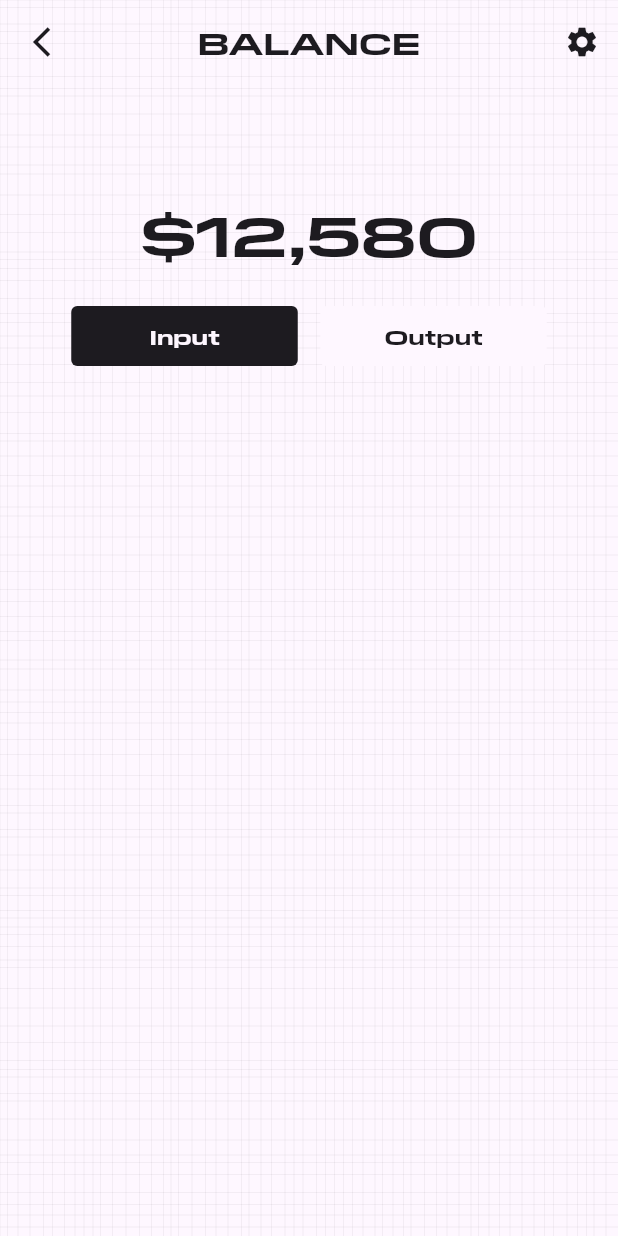
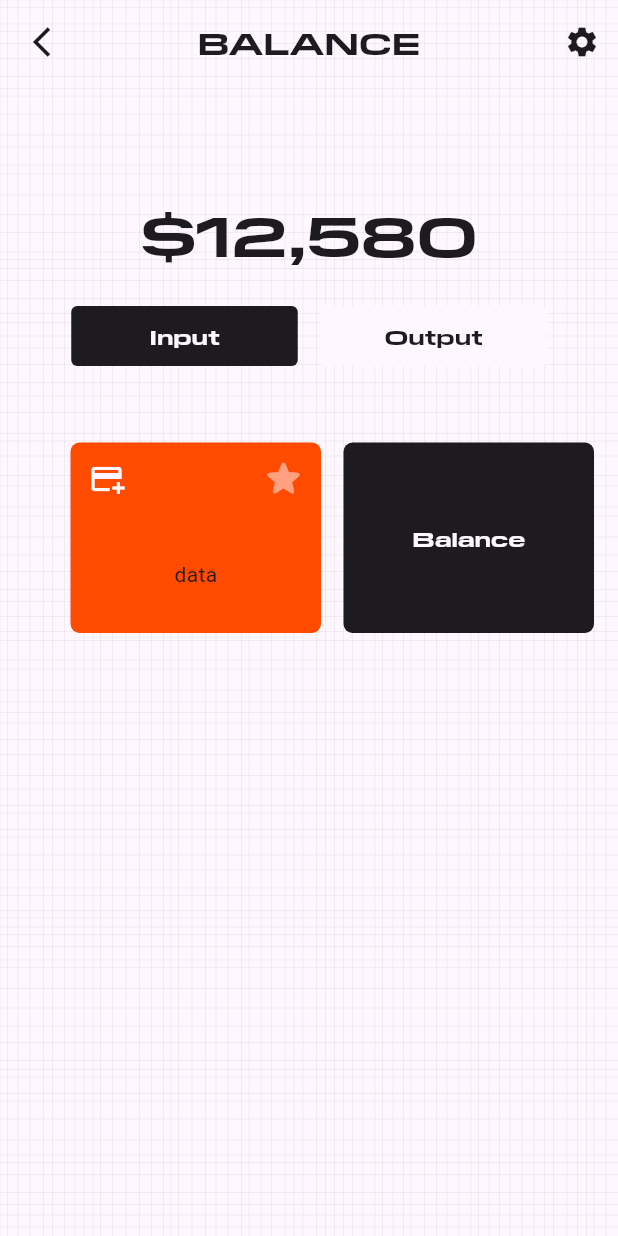
Before and after one commit to johnnybeatzxxd/Flutter-Keno-Android-App, a Flutter app: the screen it shows after launch, on a phone screen of 412 x 824 dp. Run offline on Flutter 3.47's test engine with Material 3 defaults, Android fonts, the phone set to English and light mode, and no system bars.

Commit message:
made the cards scrollable and added components in them

```diff
--- a/lib/pages/balance.dart
+++ b/lib/pages/balance.dart
@@ -50,14 +50,48 @@ class BalancePage extends StatelessWidget {
                     child: Center(child:Text("Output",style:TextStyle(fontWeight: FontWeight.bold,fontFamily: "PilatExtended",color: Theme.of(context).colorScheme.onBackground,))),
                     ),],
                 )),
-
+                const SizedBox(height: 24,),
+                Padding(
+                  padding: const EdgeInsets.fromLTRB(47, 0, 0, 27),
+                  child: SizedBox(
+                    height: 127,
+                    child: ListView(
+                      scrollDirection: Axis.horizontal,
+                      children: [
+                        Container(
+                          width: 167,
+                          decoration: BoxDecoration(borderRadius: BorderRadius.circular(6), color: const Color.fromRGBO(255, 75, 0, 1),),
+                          child: Column(
+                            mainAxisAlignment: MainAxisAlignment.start,
+                            children: [
+                              Row(
+                                mainAxisAlignment: MainAxisAlignment.start,
+                                children: [
+                                  IconButton(
+                                    onPressed: (){},
+                                    icon: Icon(Icons.add_card,color: Theme.of(context).colorScheme.background,)),
+                                  SizedBox(width: 70,),
+                                  IconButton(
+                                    onPressed: (){},
+                                    icon: Icon(Icons.star_rounded,size:30 ,color: Theme.of(context).colorScheme.background.withOpacity(0.5),))
+                                    ],),
+                                    SizedBox(height: 30,),
+                                    Text("data")],),
+                        ),
+                        const SizedBox(width: 15,),
+                        Container(
+                          width: 167,
+                          decoration: BoxDecoration(borderRadius: BorderRadius.circular(6), color: Theme.of(context).colorScheme.onBackground,),
+                          child: Center(child: Text("Balance", style: TextStyle(fontWeight: FontWeight.bold, fontFamily: "PilatExtended", color: Theme.of(context).colorScheme.background,))),
+                        ),
+                      ],)))
               ],
             ),
           ],
         ),
       );
   }
-}
+}///
 
 class LinePainter extends CustomPainter {
   final Random random = Random();
@@ -68,7 +102,7 @@ class LinePainter extends CustomPainter {
   @override
   void paint(Canvas canvas, Size size) {
     final paint = Paint()
-      ..color =  Theme.of(context).colorScheme.onBackground.withOpacity(0.07)
+      ..color =  Theme.of(context).colorScheme.onBackground.withOpacity(0.08)
       ..strokeWidth = 0.5;
 
     for (var i = 0; i < size.width; i += 5 + random.nextInt(5)) {
```
